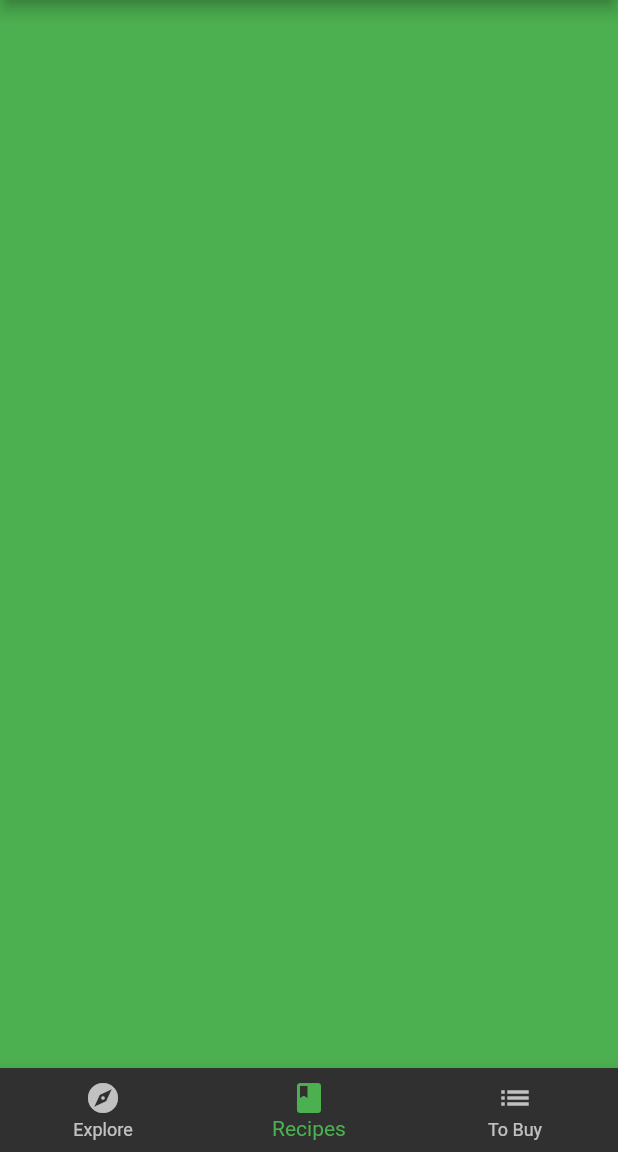
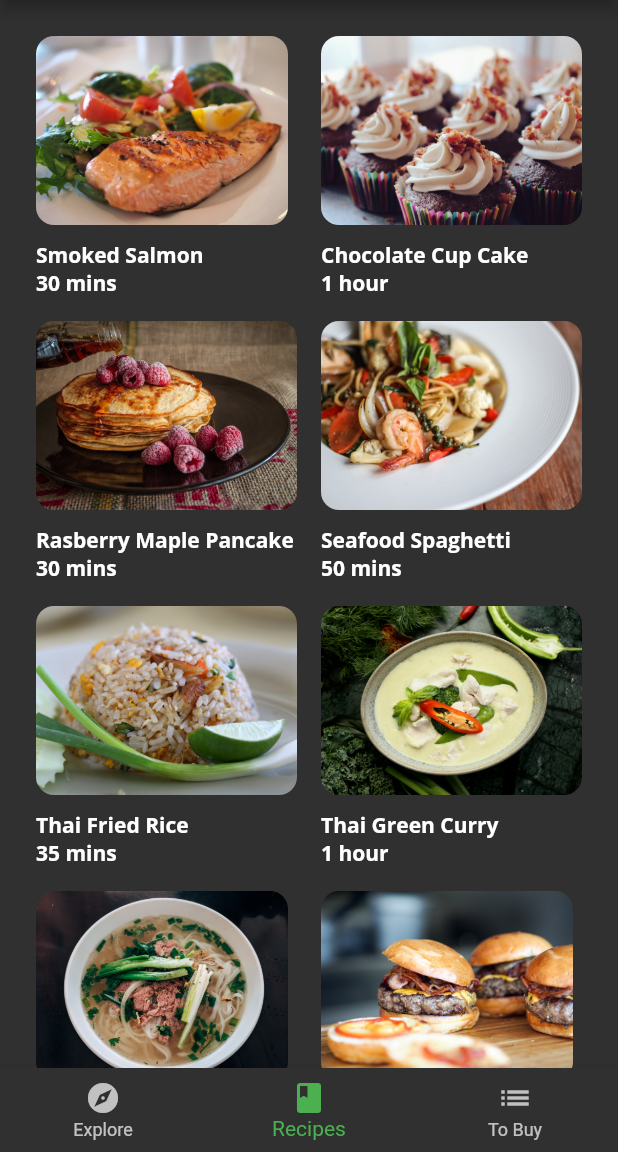
Before and after one commit to mehedi-4958/recipes-of-the-day, a Flutter app: the screen it shows after launch, item 2 of the bottom bar chosen, on a phone screen of 412 x 824 dp, the part 84-1236 px from its top. Run offline on Flutter 3.47's test engine with Material 2 defaults, Android fonts, the phone set to English and light mode, and no system bars; our stand-ins replace google_fonts.

Commit message:
GridView Added to Recipes Screen

```diff
--- a/assets/sample_data/sample_recipes.json
+++ b/assets/sample_data/sample_recipes.json
@@ -3,7 +3,7 @@
   "recipes": [
     {
       "id": "rec1",
-      "dishImage": "assets/food_pics/food_salmon.jpg",
+      "dishImage": "assets/food_pics/food_salmon.jpeg",
       "title": "Smoked Salmon",
       "duration": "30 mins",
       "source": "https://pixabay.com/photos/salmon-dish-food-meal-fish-518032/",
@@ -17,7 +17,7 @@
     },
     {
       "id": "rec2",
-      "dishImage": "assets/food_pics/food_cupcake.jpg",
+      "dishImage": "assets/food_pics/food_cupcake.jpeg",
       "title": "Chocolate Cup Cake",
       "duration": "1 hour",
       "source": "https://pixabay.com/photos/cupcakes-dessert-frosting-food-690040/",
@@ -31,7 +31,7 @@
     },
     {
       "id": "rec3",
-      "dishImage": "assets/food_pics/food_pancake.jpg",
+      "dishImage": "assets/food_pics/food_pancake.jpeg",
       "title": "Rasberry Maple Pancake",
       "duration": "30 mins",
       "source": "https://pixabay.com/photos/pancakes-maple-syrup-sweet-food-2291908/",
@@ -45,7 +45,7 @@
     },
     {
       "id": "rec4",
-      "dishImage": "assets/food_pics/food_spaghetti.jpg",
+      "dishImage": "assets/food_pics/food_spaghetti.jpeg",
       "title": "Seafood Spaghetti",
       "duration": "50 mins",
       "source": "https://pixabay.com/photos/spaghetti-drunken-line-food-pasta-960978/",
@@ -59,7 +59,7 @@
     },
     {
       "id": "rec5",
-      "dishImage": "assets/food_pics/food_friedrice.jpg",
+      "dishImage": "assets/food_pics/food_friedrice.jpeg",
       "title": "Thai Fried Rice",
       "duration": "35 mins",
       "source": "https://pixabay.com/photos/fried-rice-thai-food-thai-cuisine-3023040/",
@@ -74,7 +74,7 @@
     },
     {
       "id": "rec6",
-      "dishImage": "assets/food_pics/food_curry.jpg",
+      "dishImage": "assets/food_pics/food_curry.jpeg",
       "title": "Thai Green Curry",
       "duration": "1 hour",
       "source": "https://pixabay.com/photos/green-curry-thai-food-3604721/",
@@ -88,7 +88,7 @@
     },
     {
       "id": "rec7",
-      "dishImage": "assets/food_pics/food_pho.jpg",
+      "dishImage": "assets/food_pics/food_pho.jpeg",
       "title": "Vietnamese Pho",
       "duration": "1 hour",
       "source": "https://pixabay.com/photos/soup-pho-soup-vietnam-vietnamese-5250765/",
@@ -102,7 +102,7 @@
     },
     {
       "id": "rec8",
-      "dishImage": "assets/food_pics/food_burger.jpg",
+      "dishImage": "assets/food_pics/food_burger.jpeg",
       "title": "Bacon Cheese Burger",
       "duration": "30 min",
       "source": "https://pixabay.com/photos/burger-fast-food-hamburger-731298/",
--- a/lib/components/components.dart
+++ b/lib/components/components.dart
@@ -6,3 +6,5 @@ export 'circle_image.dart';
 export 'today_recipe_list_view.dart';
 import 'friend_post_tile.dart';
 export 'friend_post_list_view.dart';
+export 'recipe_thumbnail.dart';
+export 'recipe_grid_view.dart';
--- /dev/null
+++ b/lib/components/recipe_grid_view.dart
@@ -0,0 +1,32 @@
+import 'package:flutter/material.dart';
+import 'package:recipes_of_the_day/components/components.dart';
+import 'package:recipes_of_the_day/models/models.dart';
+
+class RecipeGridView extends StatelessWidget {
+  const RecipeGridView({
+    Key? key,
+    required this.recipes,
+  }) : super(key: key);
+
+  final List<SimpleRecipe> recipes;
+
+  @override
+  Widget build(BuildContext context) {
+    return Padding(
+      padding: const EdgeInsets.only(
+        left: 16,
+        right: 16,
+        top: 16,
+      ),
+      child: GridView.builder(
+        itemCount: recipes.length,
+        gridDelegate:
+            const SliverGridDelegateWithFixedCrossAxisCount(crossAxisCount: 2),
+        itemBuilder: (context, index) {
+          final simpleRecipe = recipes[index];
+          return RecipeThumbnail(recipe: simpleRecipe);
+        },
+      ),
+    );
+  }
+}
--- /dev/null
+++ b/lib/components/recipe_thumbnail.dart
@@ -0,0 +1,44 @@
+import 'package:flutter/material.dart';
+import 'package:recipes_of_the_day/models/models.dart';
+
+class RecipeThumbnail extends StatelessWidget {
+  const RecipeThumbnail({
+    Key? key,
+    required this.recipe,
+  }) : super(key: key);
+
+  final SimpleRecipe recipe;
+
+  @override
+  Widget build(BuildContext context) {
+    return Container(
+      padding: const EdgeInsets.all(8),
+      child: Column(
+        crossAxisAlignment: CrossAxisAlignment.start,
+        children: [
+          Expanded(
+            child: ClipRRect(
+              borderRadius: BorderRadius.circular(12),
+              child: Image.asset(
+                recipe.dishImage,
+                fit: BoxFit.cover,
+              ),
+            ),
+          ),
+          const SizedBox(
+            height: 10,
+          ),
+          Text(
+            recipe.title,
+            maxLines: 1,
+            style: Theme.of(context).textTheme.bodyText1,
+          ),
+          Text(
+            recipe.duration,
+            style: Theme.of(context).textTheme.bodyText1,
+          ),
+        ],
+      ),
+    );
+  }
+}
--- a/lib/home.dart
+++ b/lib/home.dart
@@ -1,5 +1,6 @@
 import 'package:flutter/material.dart';
 import 'package:recipes_of_the_day/screens/explore_screen.dart';
+import 'package:recipes_of_the_day/screens/recipes_screen.dart';
 
 class Home extends StatefulWidget {
   const Home({Key? key}) : super(key: key);
@@ -13,8 +14,7 @@ class HomeState extends State<Home> {
 
   static List<Widget> pages = <Widget>[
     ExploreScreen(),
-    // TODO: Replace with RecipesScreen
-    Container(color: Colors.green),
+    RecipesScreen(),
     Container(color: Colors.blue),
   ];
 
--- a/lib/main.dart
+++ b/lib/main.dart
@@ -15,7 +15,7 @@ class Fooder extends StatelessWidget {
     return MaterialApp(
       debugShowCheckedModeBanner: false,
       theme: theme,
-      title: 'Fooderlich',
+      title: 'Fooder',
       home: const Home(),
     );
   }
--- /dev/null
+++ b/lib/screens/recipes_screen.dart
@@ -0,0 +1,25 @@
+import 'package:flutter/material.dart';
+import 'package:recipes_of_the_day/api/mock_fooder_serevice.dart';
+import 'package:recipes_of_the_day/components/components.dart';
+import 'package:recipes_of_the_day/models/models.dart';
+
+class RecipesScreen extends StatelessWidget {
+  RecipesScreen({Key? key}) : super(key: key);
+
+  final exploreService = MockFooderService();
+
+  @override
+  Widget build(BuildContext context) {
+    return FutureBuilder(
+        future: exploreService.getRecipes(),
+        builder: (context, AsyncSnapshot<List<SimpleRecipe>> snapshot) {
+          if (snapshot.connectionState == ConnectionState.done) {
+            return RecipeGridView(recipes: snapshot.data ?? []);
+          } else {
+            return const Center(
+              child: CircularProgressIndicator(),
+            );
+          }
+        });
+  }
+}
```
